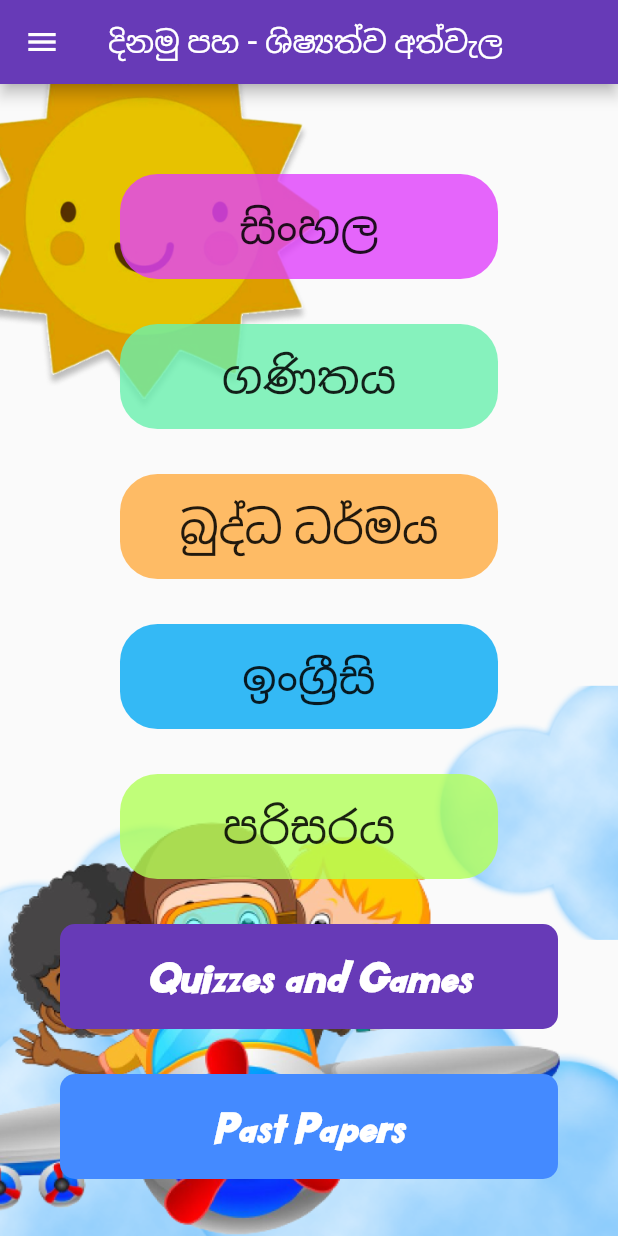
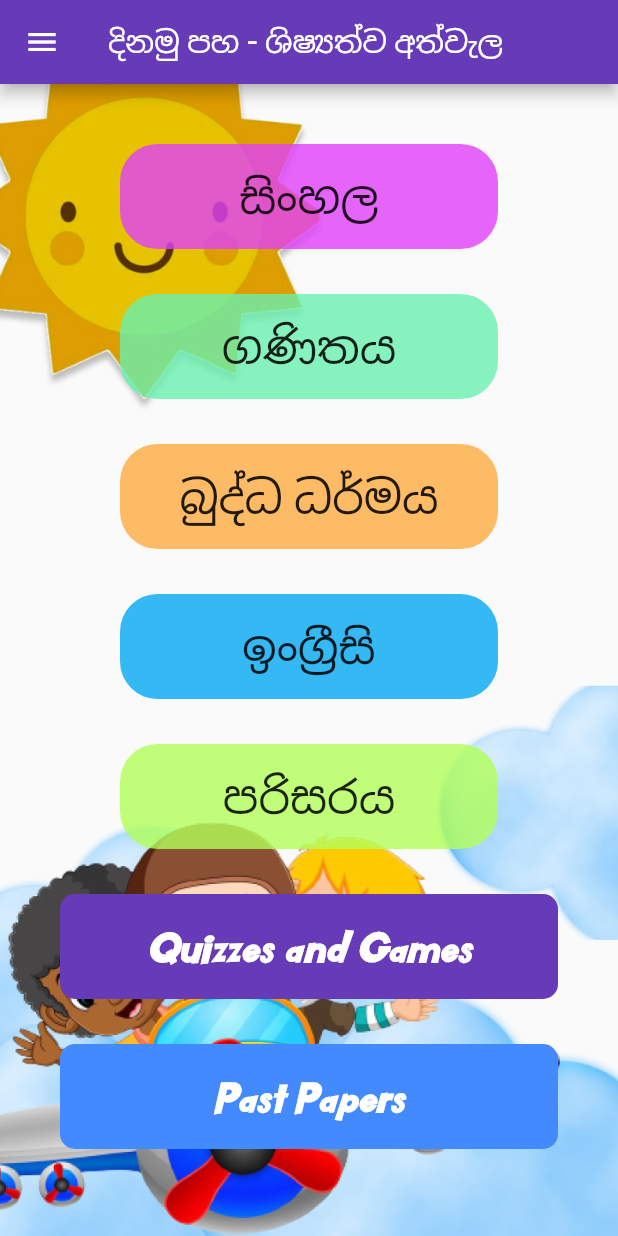
Before and after one commit to Dinamu-Paha/Mobile-app, a Flutter app: the Subject_UI screen opened directly, on a phone screen of 412 x 824 dp. Run offline on Flutter 3.47's test engine with Material 2 defaults, Android fonts, the phone set to English and light mode, and no system bars; our stand-ins replace charts_flutter, date_field; missing offline and left inert: dart:ffi.

Commit message:
Subject UI updated

```diff
--- a/dinamu_paha/lib/Screens/subject_UI.dart
+++ b/dinamu_paha/lib/Screens/subject_UI.dart
@@ -33,11 +33,12 @@ class _Subject_UIState extends State<Subject_UI> {
             scrollDirection: Axis.vertical,
             child: Container(
               width: MediaQuery.of(context).size.width-60,
-              padding: EdgeInsets.fromLTRB(0, 60, 0, 80),
+              //padding: EdgeInsets.fromLTRB(0, 0, 0, 180),
               height: MediaQuery.of(context).size.height,
               child: Center(
                 child: ListView(
                   children: [
+                    SizedBox(height: 40,),
                     GestureDetector(
                       child: Container(
                         width: 80,
@@ -101,6 +102,7 @@ class _Subject_UIState extends State<Subject_UI> {
                         child: Center(child: Text('Past Papers', style: TextStyle(fontSize: 28, color: Colors.white, fontWeight: FontWeight.bold, fontStyle: FontStyle.italic),),),
                       ),
                     ),
+                    SizedBox(height: 100,),
                   ],
                 ),
               ),
```
